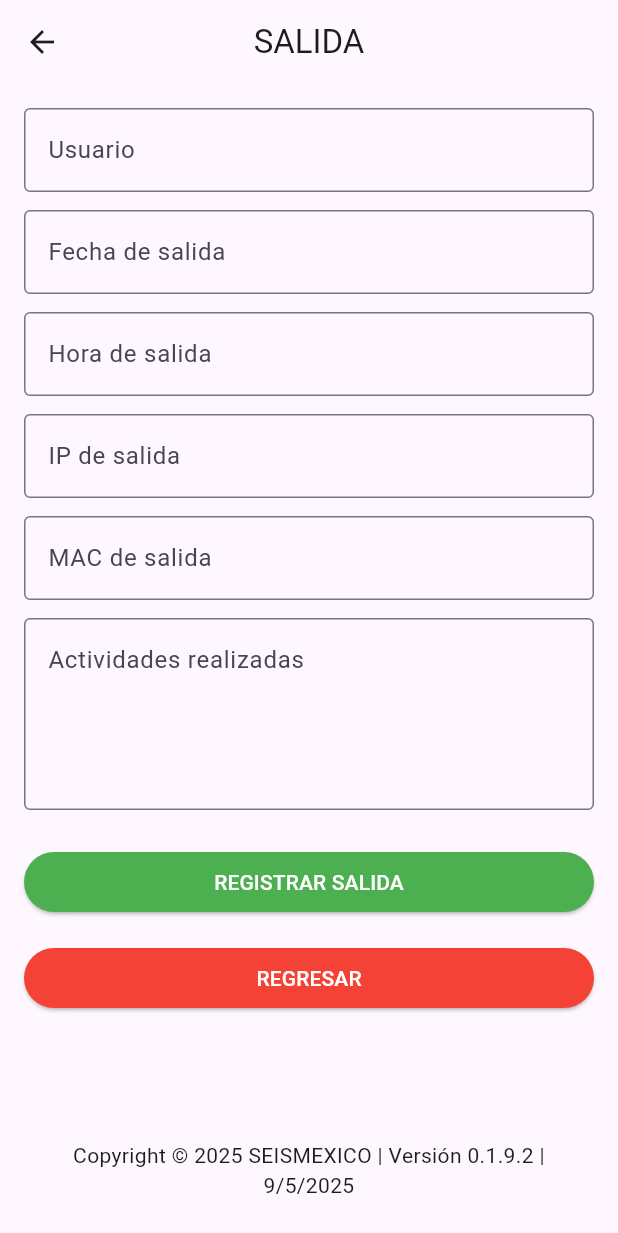
After one commit to angelcruz24/Asistencia, a Flutter app: the Salida screen opened directly, on a phone screen of 412 x 824 dp. The commit adds this screen. Shown: the top 1233 px of the screen. Run offline on Flutter 3.47's test engine with Material 3 defaults, Android fonts, the phone set to English and light mode, and no system bars; our stand-ins replace awesome_dialog.

Commit message:
nuevas vistas mejoradas

```diff
--- /dev/null
+++ b/app/flutter_application_asistencia/lib/src/temas/piedepagina.dart
@@ -0,0 +1,16 @@
+import 'package:flutter/material.dart';
+
+class Piedepagina extends StatelessWidget {
+  const Piedepagina({super.key});
+
+  @override
+  Widget build(BuildContext context) {
+    return const Padding(
+      padding: EdgeInsets.all(8),
+      child: Text(
+        "Copyright © 2025 SEISMEXICO | Versión 0.1.9.2 | 9/5/2025",
+        textAlign: TextAlign.center,
+      ),
+    );
+  }
+}
--- /dev/null
+++ b/app/flutter_application_asistencia/lib/src/views/salida.dart
@@ -0,0 +1,116 @@
+import 'package:flutter/material.dart';
+import 'package:flutter_application_asistencia/src/temas/botones.dart';
+import 'package:flutter_application_asistencia/src/temas/piedepagina.dart';
+
+class Salida extends StatelessWidget {
+  const Salida({super.key});
+
+  @override
+  Widget build(BuildContext context) {
+    return Scaffold(
+  appBar: AppBar(
+    centerTitle: true, // Esto centra el título en Android y iOS
+    title: const Text("SALIDA"),
+  ),
+      body: Padding(
+        padding: const EdgeInsets.all(16.0),
+        child: Column(
+          children: [
+            Expanded(
+              child: ListView(
+                children: [
+                  usuario(),
+                  const SizedBox(height: 12),
+                  fechasalida(),
+                  const SizedBox(height: 12),
+                  horasalida(),
+                  const SizedBox(height: 12),
+                  ipsalida(),
+                  const SizedBox(height: 12),
+                  macsalida(),
+                  const SizedBox(height: 12),
+                  actividadesrealizadas(),
+                  const SizedBox(height: 24),
+                  botonsalida(),
+                  const SizedBox(height: 16),
+                  botonregresar(),
+                ],
+              ),
+            ),
+            const Piedepagina(),
+          ],
+        ),
+      ),
+    );
+  }
+
+  Widget usuario() {
+    return const TextField(
+      decoration: InputDecoration(
+        labelText: 'Usuario',
+        border: OutlineInputBorder(),
+      ),
+    );
+  }
+
+  Widget fechasalida() {
+    return const TextField(
+      decoration: InputDecoration(
+        labelText: 'Fecha de salida',
+        border: OutlineInputBorder(),
+      ),
+    );
+  }
+
+  Widget horasalida() {
+    return const TextField(
+      decoration: InputDecoration(
+        labelText: 'Hora de salida',
+        border: OutlineInputBorder(),
+      ),
+    );
+  }
+
+  Widget ipsalida() {
+    return const TextField(
+      decoration: InputDecoration(
+        labelText: 'IP de salida',
+        border: OutlineInputBorder(),
+      ),
+    );
+  }
+
+  Widget macsalida() {
+    return const TextField(
+      decoration: InputDecoration(
+        labelText: 'MAC de salida',
+        border: OutlineInputBorder(),
+      ),
+    );
+  }
+
+  Widget actividadesrealizadas() {
+    return const TextField(
+      maxLines: 4,
+      decoration: InputDecoration(
+        labelText: 'Actividades realizadas',
+        alignLabelWithHint: true,
+        border: OutlineInputBorder(),
+      ),
+    );
+  }
+
+  Widget botonsalida() {
+    return Estilosbotones.btnsuccess(
+      "REGISTRAR SALIDA",
+      () {},
+    );
+  }
+
+  Widget botonregresar() {
+    return Estilosbotones.btndanger(
+      "REGRESAR",
+       () {},
+    );
+  }
+}
```
Also changed, not shown: app/flutter_application_asistencia/lib/src/views/configuracion.dart (added, +103 -0 lines), app/flutter_application_asistencia/lib/src/views/entrada.dart (added, +73 -0 lines), app/flutter_application_asistencia/lib/src/views/home.dart (added, +69 -0 lines), app/flutter_application_asistencia/lib/src/views/iniciodesesion.dart (+12 -11 lines).
